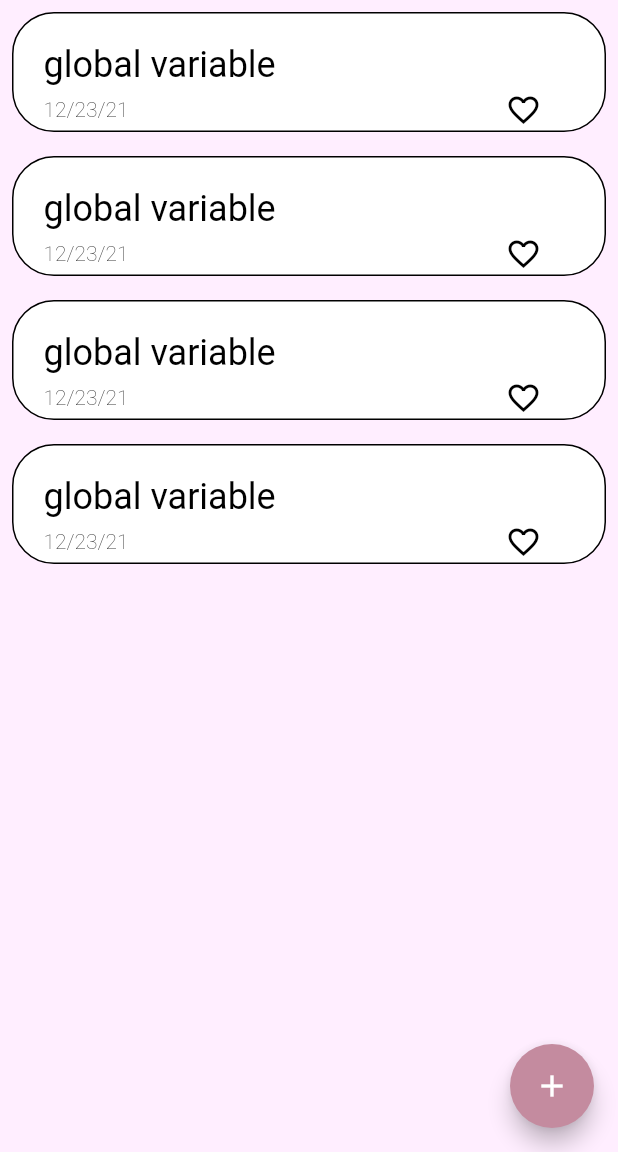
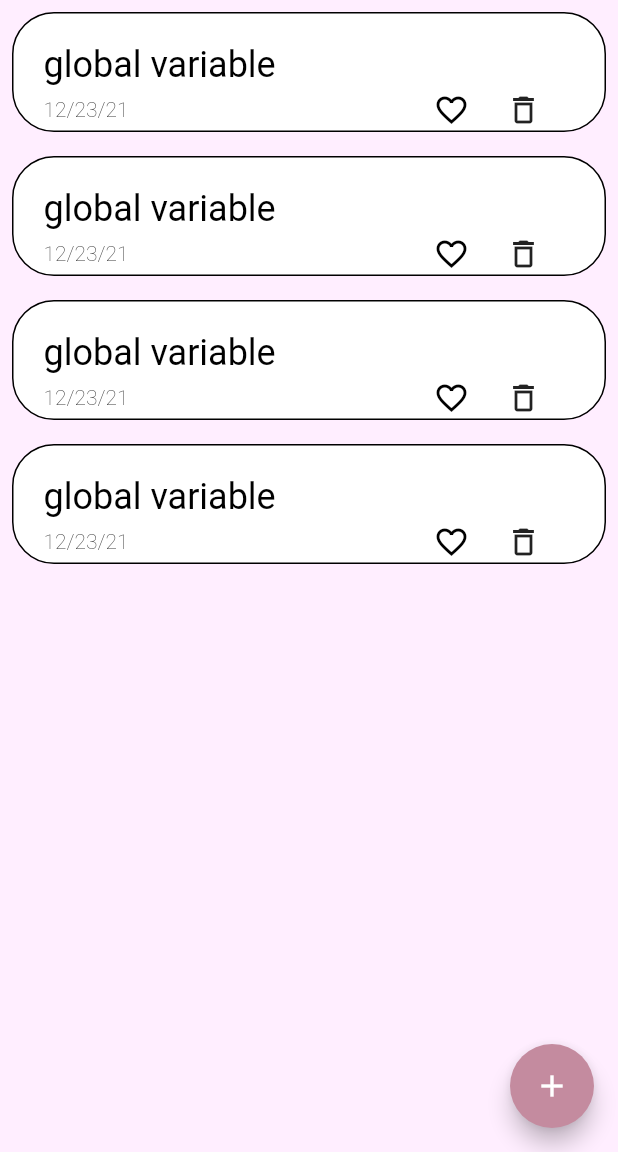
Before and after one commit to calistanguyen/noted, a Flutter app: the screen it shows after launch, on a phone screen of 412 x 824 dp, the part 84-1236 px from its top. Run offline on Flutter 3.47's test engine with Material 2 defaults, Android fonts, the phone set to English and light mode, and no system bars; Roboto replaces fonts that are missing (Dongle).

Commit message:
delete functionality

```diff
--- a/lib/note_card.dart
+++ b/lib/note_card.dart
@@ -3,10 +3,18 @@
 import 'package:flutter/material.dart';
 
 class NoteCard extends StatefulWidget {
-  const NoteCard({Key? key, required this.text, required this.date})
+  const NoteCard(
+      {Key? key,
+      required this.text,
+      required this.date,
+      required this.itemIndex,
+      required this.removeItem})
       : super(key: key);
   final String text;
   final String date;
+  final int itemIndex;
+  final Function(int) removeItem;
+  // final List<note.Note> noteList;
   @override
   _NoteCardState createState() => _NoteCardState();
 }
@@ -33,6 +41,8 @@ class _NoteCardState extends State<NoteCard> {
                   padding: EdgeInsets.only(top: 30.0),
                   child: BottomRow(
                     date: widget.date,
+                    index: widget.itemIndex,
+                    removeItem: widget.removeItem,
                   ),
                 ),
               ],
@@ -56,17 +66,53 @@ class Note extends StatelessWidget {
 }
 
 class BottomRow extends StatelessWidget {
-  const BottomRow({Key? key, required this.date}) : super(key: key);
+  const BottomRow(
+      {Key? key,
+      required this.date,
+      required this.index,
+      required this.removeItem})
+      : super(key: key);
 
   final String date;
+  final int index;
+  final Function(int) removeItem;
   @override
   Widget build(BuildContext context) {
     return Container(
         padding: const EdgeInsets.only(left: 20.0, right: 30),
         child: Row(
           mainAxisAlignment: MainAxisAlignment.spaceBetween,
-          children: [Text(date), HeartIcon()],
+          children: [
+            Text(date),
+            Row(
+              children: [
+                HeartIcon(),
+                DeleteIcon(
+                  index: index,
+                  removeItem: removeItem,
+                ),
+              ],
+            )
+          ],
         ));
+  }
+}
+
+class DeleteIcon extends StatelessWidget {
+  const DeleteIcon({Key? key, required this.index, required this.removeItem})
+      : super(key: key);
+
+  final int index;
+  final Function(int) removeItem;
+  @override
+  Widget build(BuildContext context) {
+    return IconButton(
+      onPressed: () => removeItem(index),
+      icon: Icon(Icons.delete_outline),
+      padding: EdgeInsets.all(0),
+      splashColor: Colors.transparent,
+      highlightColor: Colors.transparent,
+    );
   }
 }
 
```
Also changed, not shown: lib/main.dart (+76 -39 lines).
